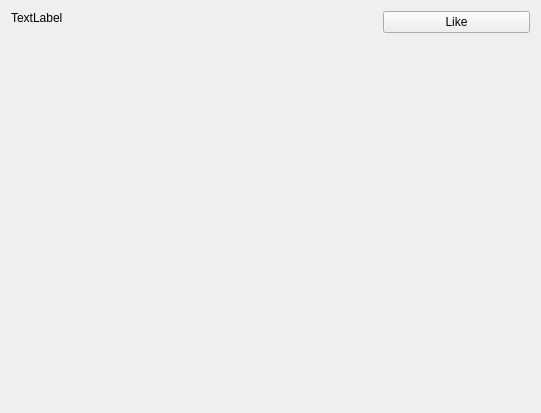
Before: the Qt Designer form widgetfavoritedefinition.ui in sangpham2710/CS163-Project, drawn with Qt 5.
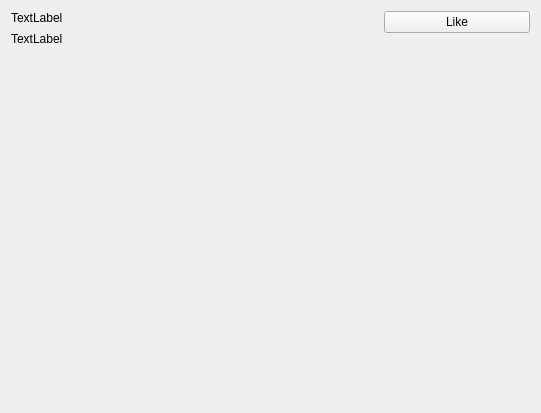
After: the same form once the commit is applied.

Commit message: add new tab in favorite

What changed in the file:
```diff
--- a/widgetfavoritedefinition.ui
+++ b/widgetfavoritedefinition.ui
@@ -16,6 +16,18 @@
   <layout class="QHBoxLayout" name="horizontalLayout_2">
    <item>
     <layout class="QHBoxLayout" name="horizontalLayout" stretch="10,4">
+     <property name="spacing">
+      <number>7</number>
+     </property>
+     <item>
+      <layout class="QVBoxLayout" name="verticalLayout_2" stretch="0,1">
+       <item>
+        <widget class="QLabel" name="labelFavoriteWord">
+         <property name="text">
+          <string>TextLabel</string>
+         </property>
+        </widget>
+       </item>
      <item>
       <widget class="QLabel" name="labelFavoriteDefinition">
        <property name="text">
@@ -28,6 +40,8 @@
         <bool>true</bool>
        </property>
       </widget>
+       </item>
+      </layout>
      </item>
      <item>
       <layout class="QVBoxLayout" name="verticalLayout">
```
Lines whose indentation alone changed are shown as unchanged. The commit also changes 5 other files.
